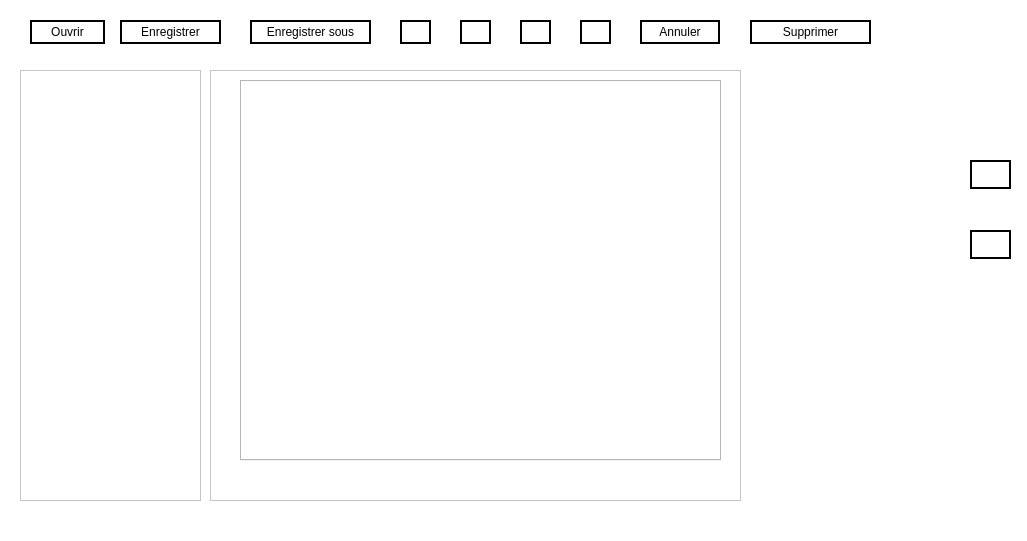
Above: imagedit.ui from NesrineGhannay/ImagEdit before the change. Below: the same form after it.
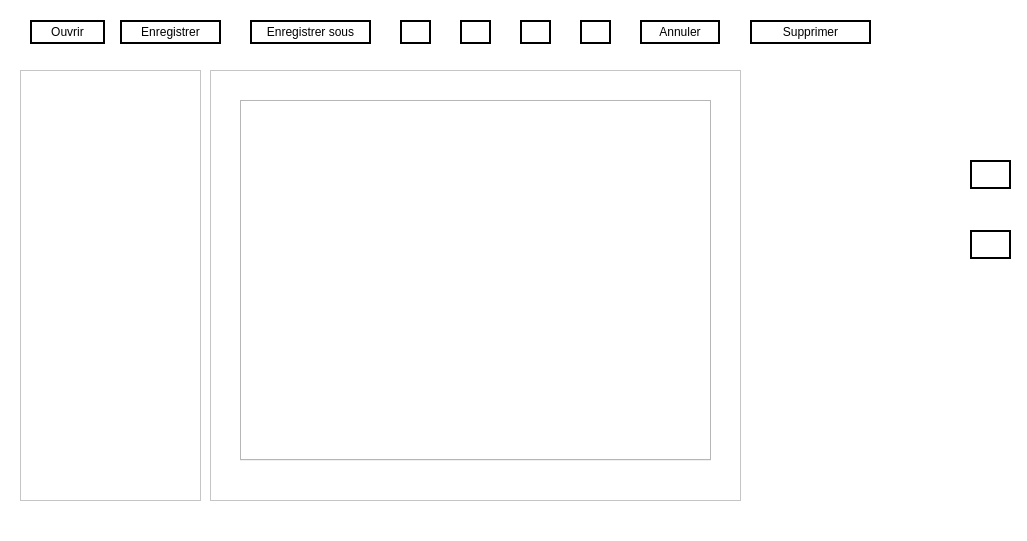
That is the form after the change. Icons and pictures are not drawn.

Commit message: Add filter and cropping functionnalties into QTabWidget

```diff
--- a/imagedit.ui
+++ b/imagedit.ui
@@ -292,9 +292,9 @@
     <property name="geometry">
      <rect>
       <x>240</x>
-      <y>80</y>
-      <width>481</width>
-      <height>381</height>
+      <y>100</y>
+      <width>471</width>
+      <height>361</height>
      </rect>
     </property>
     <property name="currentIndex">
```
Left out of the diff: 2 changed lines with no effect on the pictures. The commit also changes 2 other files.
